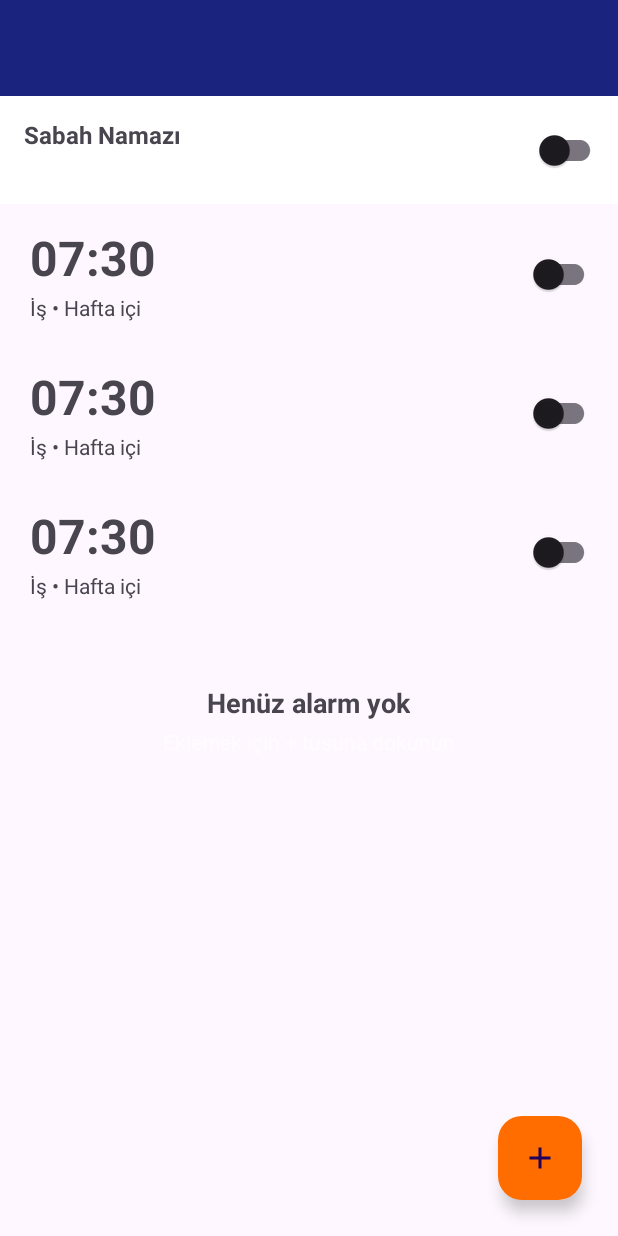
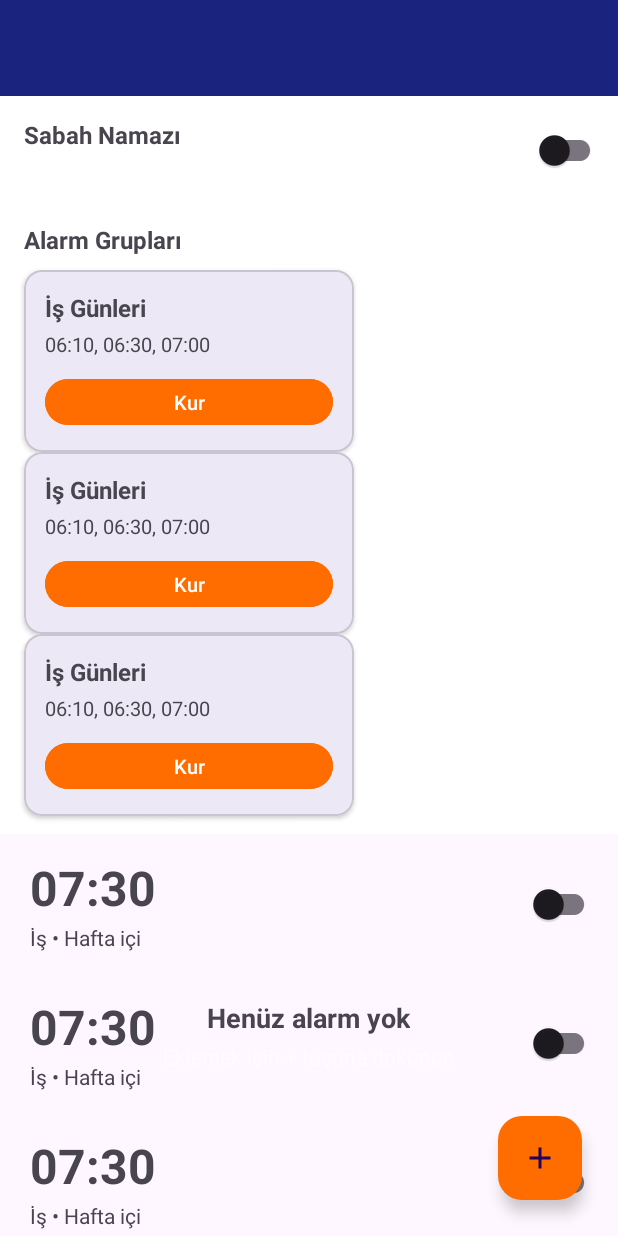
Before and after one commit to metehanyl/-alar-Saat-, an Android app: the layout activity_main.xml on its own in the app's theme, with its tools: preview values and no code run, on a phone screen of 412 x 824 dp. Run offline under Robolectric (Android 15) with nearby library versions, the phone set to English and light mode, and no system bars.

Commit message:
Alarm gruplari ozelligi ekle: tekrar saat girmeden coklu alarm kur
Bir kerede birden fazla saat tanimlayip isimlendirilmis grup olarak
kaydetme, ve grup karti uzerinden tek dokunuşla (Kur) tum alarmlari
yeniden etkinlestirme imkani eklendi.

```diff
--- a/app/src/main/AndroidManifest.xml
+++ b/app/src/main/AndroidManifest.xml
@@ -47,6 +47,11 @@
             android:theme="@style/Theme.CalarSaat" />
 
         <activity
+            android:name=".ui.GroupEditActivity"
+            android:exported="false"
+            android:theme="@style/Theme.CalarSaat" />
+
+        <activity
             android:name=".ui.AlarmRingActivity"
             android:exported="false"
             android:launchMode="singleInstance"
--- a/app/src/main/java/com/metehanyl/calarsaat/data/AlarmDao.kt
+++ b/app/src/main/java/com/metehanyl/calarsaat/data/AlarmDao.kt
@@ -14,8 +14,14 @@ interface AlarmDao {
     @Query("SELECT * FROM alarms ORDER BY hour, minute")
     fun observeAll(): Flow<List<AlarmEntity>>
 
+    @Query("SELECT * FROM alarms WHERE groupId IS NULL ORDER BY hour, minute")
+    fun observeUngrouped(): Flow<List<AlarmEntity>>
+
     @Query("SELECT * FROM alarms ORDER BY hour, minute")
     suspend fun getAll(): List<AlarmEntity>
+
+    @Query("SELECT * FROM alarms WHERE groupId = :groupId ORDER BY hour, minute")
+    suspend fun getByGroupId(groupId: Int): List<AlarmEntity>
 
     @Query("SELECT * FROM alarms WHERE id = :id")
     suspend fun getById(id: Int): AlarmEntity?
--- a/app/src/main/java/com/metehanyl/calarsaat/data/AlarmEntity.kt
+++ b/app/src/main/java/com/metehanyl/calarsaat/data/AlarmEntity.kt
@@ -18,7 +18,9 @@ data class AlarmEntity(
     // epoch millis of the next time this alarm is scheduled to fire, used to recompute on boot
     val nextTriggerAtMillis: Long = 0L,
     // True for the 3 auto-generated Sabah Namazı alarms, so the daily refresh can find/replace them.
-    val isAutoSabahNamazi: Boolean = false
+    val isAutoSabahNamazi: Boolean = false,
+    // Id of the AlarmGroupEntity this alarm belongs to, or null for a standalone alarm.
+    val groupId: Int? = null
 ) {
     fun repeatDaysSet(): Set<Int> =
         if (repeatDays.isBlank()) emptySet()
--- a/app/src/main/res/layout/activity_main.xml
+++ b/app/src/main/res/layout/activity_main.xml
@@ -63,6 +63,46 @@
                 android:layout_height="wrap_content" />
         </LinearLayout>
 
+        <LinearLayout
+            android:layout_width="match_parent"
+            android:layout_height="wrap_content"
+            android:background="@color/white"
+            android:gravity="center_vertical"
+            android:orientation="horizontal"
+            android:paddingStart="16dp"
+            android:paddingTop="12dp"
+            android:paddingEnd="16dp">
+
+            <TextView
+                android:layout_width="0dp"
+                android:layout_height="wrap_content"
+                android:layout_weight="1"
+                android:text="@string/alarm_groups_title"
+                android:textSize="16sp"
+                android:textStyle="bold" />
+
+            <ImageButton
+                android:id="@+id/buttonAddGroup"
+                android:layout_width="wrap_content"
+                android:layout_height="wrap_content"
+                android:background="?attr/selectableItemBackgroundBorderless"
+                android:contentDescription="@string/new_group_title"
+                android:src="@drawable/ic_add" />
+        </LinearLayout>
+
+        <androidx.recyclerview.widget.RecyclerView
+            android:id="@+id/recyclerGroups"
+            android:layout_width="match_parent"
+            android:layout_height="wrap_content"
+            android:background="@color/white"
+            android:clipToPadding="false"
+            android:orientation="horizontal"
+            android:paddingStart="16dp"
+            android:paddingTop="8dp"
+            android:paddingEnd="16dp"
+            android:paddingBottom="12dp"
+            tools:listitem="@layout/item_alarm_group" />
+
         <FrameLayout
             android:layout_width="match_parent"
             android:layout_height="0dp"
--- /dev/null
+++ b/app/src/main/res/layout/item_alarm_group.xml
@@ -0,0 +1,50 @@
+<?xml version="1.0" encoding="utf-8"?>
+<com.google.android.material.card.MaterialCardView xmlns:android="http://schemas.android.com/apk/res/android"
+    xmlns:app="http://schemas.android.com/apk/res-auto"
+    xmlns:tools="http://schemas.android.com/tools"
+    android:layout_width="220dp"
+    android:layout_height="wrap_content"
+    android:layout_marginEnd="12dp"
+    app:cardCornerRadius="12dp"
+    app:cardElevation="2dp">
+
+    <LinearLayout
+        android:layout_width="match_parent"
+        android:layout_height="wrap_content"
+        android:orientation="vertical"
+        android:padding="14dp">
+
+        <TextView
+            android:id="@+id/textGroupName"
+            android:layout_width="match_parent"
+            android:layout_height="wrap_content"
+            android:ellipsize="end"
+            android:maxLines="1"
+            android:textSize="16sp"
+            android:textStyle="bold"
+            tools:text="İş Günleri" />
+
+        <TextView
+            android:id="@+id/textGroupTimes"
+            android:layout_width="match_parent"
+            android:layout_height="wrap_content"
+            android:layout_marginTop="4dp"
+            android:maxLines="2"
+            android:textColor="?android:attr/textColorSecondary"
+            android:textSize="13sp"
+            tools:text="06:10, 06:30, 07:00" />
+
+        <Button
+            android:id="@+id/buttonActivateGroup"
+            android:layout_width="match_parent"
+            android:layout_height="wrap_content"
+            android:layout_marginTop="10dp"
+            android:backgroundTint="@color/accent"
+            android:minHeight="0dp"
+            android:paddingTop="6dp"
+            android:paddingBottom="6dp"
+            android:text="@string/group_activate_button"
+            android:textSize="13sp" />
+
+    </LinearLayout>
+</com.google.android.material.card.MaterialCardView>
--- a/app/src/main/res/values/strings.xml
+++ b/app/src/main/res/values/strings.xml
@@ -54,4 +54,17 @@
     <string name="sabah_namazi_title">Sabah Namazı</string>
     <string name="sabah_namazi_subtitle">İmsak vaktine göre otomatik 3 alarm kurar</string>
     <string name="sabah_namazi_enabled_message">Sabah namazı alarmları kuruldu: %1$02d:%2$02d, %3$02d:%4$02d ve %5$02d:%6$02d</string>
+
+    <string name="alarm_groups_title">Alarm Grupları</string>
+    <string name="new_group_title">Yeni Grup</string>
+    <string name="edit_group_title">Grubu Düzenle</string>
+    <string name="group_name_hint">Grup adı (örn. İş Günleri)</string>
+    <string name="add_time_button">+ Saat Ekle</string>
+    <string name="group_no_times_hint">Henüz saat eklenmedi</string>
+    <string name="group_no_times_error">En az bir saat ekleyin</string>
+    <string name="group_name_required_error">Grup adı gerekli</string>
+    <string name="group_delete_button">Grubu Sil</string>
+    <string name="group_delete_confirm_message">Bu grubu ve içindeki tüm alarmları silmek istiyor musunuz?</string>
+    <string name="group_activate_button">Kur</string>
+    <string name="group_activated_message">%1$s grubu kuruldu</string>
 </resources>
```
Also changed, not shown: app/src/main/java/com/metehanyl/calarsaat/data/AlarmDatabase.kt (+12 -2 lines), app/src/main/java/com/metehanyl/calarsaat/data/AlarmGroupDao.kt (added, +28 -0 lines), app/src/main/java/com/metehanyl/calarsaat/data/AlarmGroupEntity.kt (added, +11 -0 lines), app/src/main/java/com/metehanyl/calarsaat/ui/AlarmGroupAdapter.kt (added, +52 -0 lines), app/src/main/java/com/metehanyl/calarsaat/ui/GroupEditActivity.kt (added, +159 -0 lines), app/src/main/java/com/metehanyl/calarsaat/ui/GroupTimeAdapter.kt (added, +32 -0 lines), app/src/main/java/com/metehanyl/calarsaat/ui/MainActivity.kt (+50 -1 lines), app/src/main/res/layout/activity_group_edit.xml (added, +87 -0 lines), app/src/main/res/layout/item_group_time.xml (added, +28 -0 lines).
